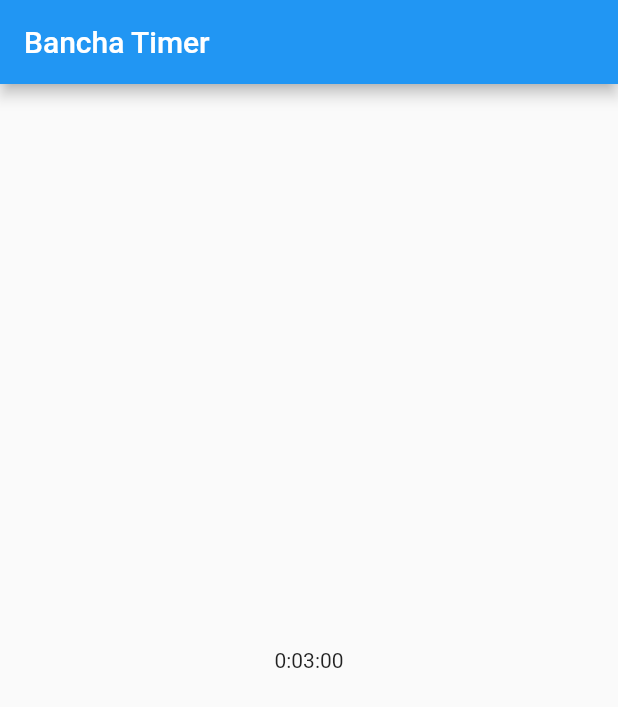
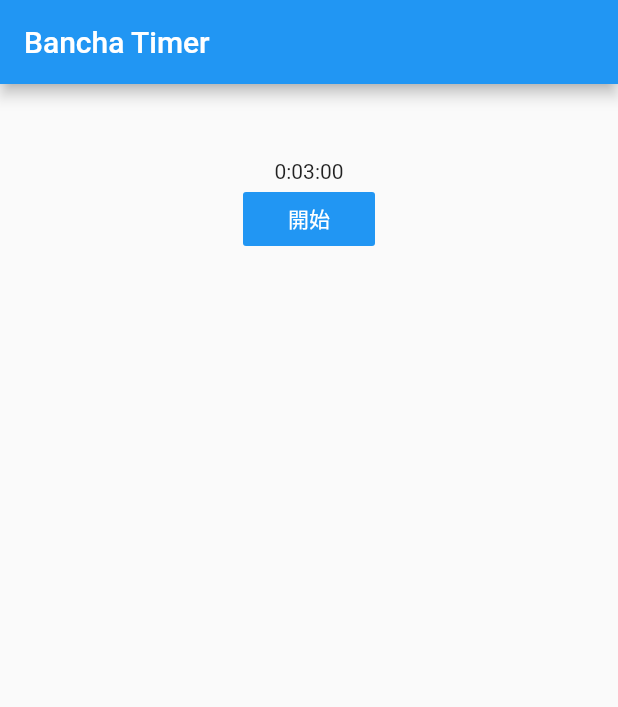
Before and after one commit to bancha-project/bancha-timer, a Flutter app: the screen it shows after launch, on a phone screen of 412 x 824 dp. Shown: the top 707 px of the screen. Run offline on Flutter 3.47's test engine with Material 2 defaults, Android fonts, the light colour scheme and no system bars.

Commit message:
add start timer button with no implementation

```diff
--- a/lib/timer.dart
+++ b/lib/timer.dart
@@ -11,10 +11,31 @@ class TimerState extends State<Timer> {
 
   @override
   Widget build(BuildContext context) {
-    return Text(_formatDuration(remainingTime));
+    return Container(
+        padding: const EdgeInsets.all(50.0),
+        child: Column(
+          children: <Widget>[
+          Text(_formatDuration(remainingTime)),
+          FlatButton(
+            onPressed: _startTimer,
+            color: Colors.blue,
+            child: Text(
+              '開始',
+              style: TextStyle(
+                color: Colors.white,
+              ),
+            ),
+          )
+        ],
+      )
+    );
   }
 
   String _formatDuration(Duration duration) {
     return duration.toString().split(".")[0];
   }
+
+  void _startTimer() {
+
+  }
 }
```
